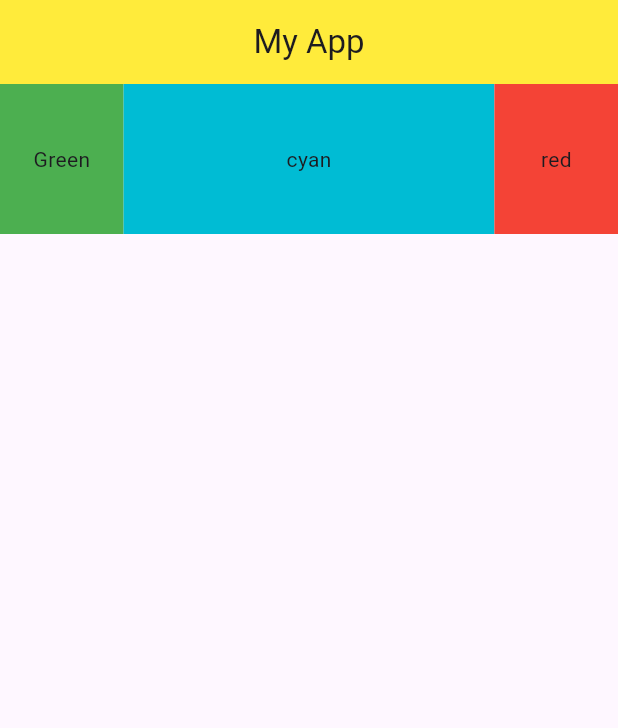
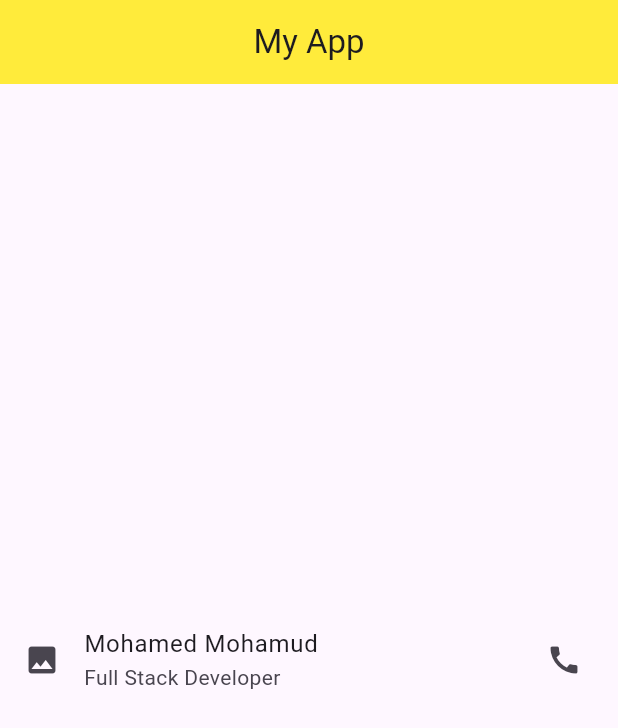
Before and after one commit to mohamed20039/Basic-Flutter-App, a Flutter app: the screen it shows after launch, on a phone screen of 412 x 824 dp. Shown: the top 728 px of the screen. Run offline on Flutter 3.47's test engine with Material 3 defaults, Android fonts, the phone set to English and light mode, and no system bars.

Commit message:
ListTile Widget

```diff
--- a/lib/main.dart
+++ b/lib/main.dart
@@ -14,41 +14,19 @@ class Home extends StatelessWidget {
         backgroundColor: Colors.yellow,
         title: Center(child: Text("My App")),
       ),
-      body: Row(mainAxisAlignment: MainAxisAlignment.spaceAround, children: [
-        Expanded(
-          flex: 1,
-          child: Container(
-            child: Text("Green"),
-            alignment: Alignment.center,
-            color: Colors.green,
-            width: 100,
-            padding: EdgeInsets.all(12.0),
-            height: 100,
-          ),
-        ),
-        Expanded(
-          flex: 3,
-          child: Container(
-            child: Text("cyan"),
-            alignment: Alignment.center,
-            color: Colors.cyan,
-            width: 100,
-            padding: EdgeInsets.all(12.0),
-            height: 100,
-          ),
-        ),
-        Expanded(
-          flex: 1,
-          child: Container(
-            child: Text("red"),
-            alignment: Alignment.center,
-            color: Colors.red,
-            width: 100,
-            padding: EdgeInsets.all(12.0),
-            height: 100,
-          ),
-        )
-      ]),
+      body: Center(
+          child: Column(
+        mainAxisAlignment: MainAxisAlignment.center,
+        children: [
+          ListTile(
+            onTap: () => {print("Hello World")},
+            leading: Icon(Icons.image),
+            title: Text("Mohamed Mohamud"),
+            subtitle: Text("Full Stack Developer"),
+            trailing: Icon(Icons.call),
+          )
+        ],
+      )),
     );
   }
 }
```
